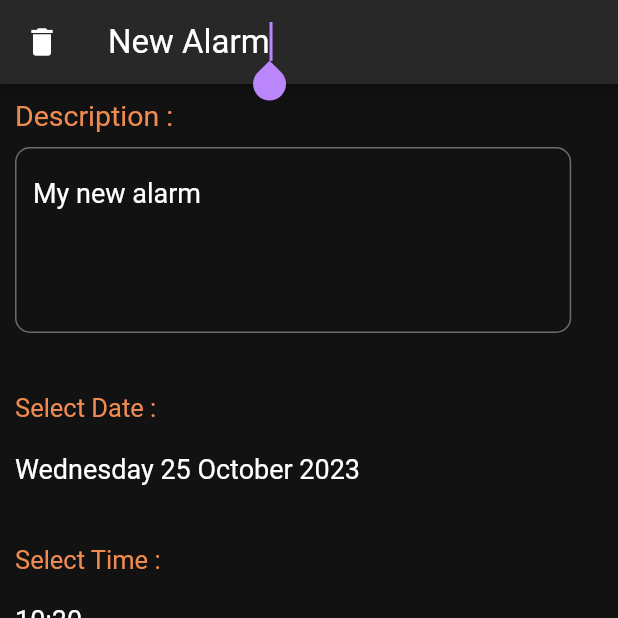
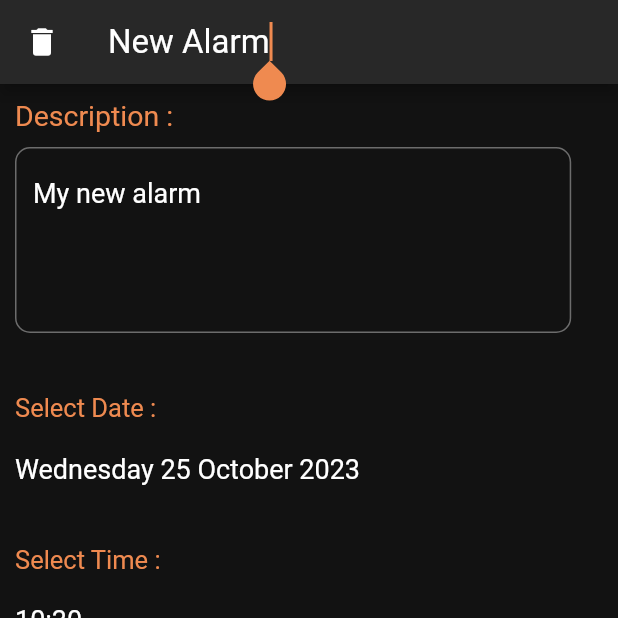
Before and after one commit to ThomasFabrePro/alarm_app, a Flutter app: the screen it shows after launch, after a tap on the "add alarm" icon, on a phone screen of 412 x 824 dp, the top half of it. Run offline on Flutter 3.47's test engine with Material 2 defaults, Android fonts, the phone set to English and light mode, and no system bars; drawn by our look-alikes of numberpicker; our stand-ins replace flutter_datetime_picker_plus, flutter_local_notifications, logger, sqflite, timezone; missing offline and left inert: time_picker_sheet; accounts and stored records are empty.

Commit message:
update front

```diff
--- a/lib/config.dart
+++ b/lib/config.dart
@@ -4,14 +4,15 @@ import 'package:flutter/material.dart'
 class Config {
   static const double textFontSize = 18;
   static const double titleFontSize = 22;
-  static const Color orange = Color.fromARGB(255, 239, 138, 80);
+  static const Color primaryColor = Color.fromARGB(255, 239, 138, 80);
   static const Color red = Color.fromARGB(255, 239, 83, 80);
   static const Color white = Colors.white;
-  static const Color successfullSnackBar = Colors.green;
+  static const Color successfullSnackBar = primaryColor;
   static const Color errorSnackBar = Colors.red;
   static ThemeData theme = ThemeData.from(
     colorScheme: ColorScheme.dark(
       background: Colors.grey[900]!,
+      primary: primaryColor,
     ),
   );
 }
--- a/lib/src/alarm_feature/alarm_item_details_view.dart
+++ b/lib/src/alarm_feature/alarm_item_details_view.dart
@@ -126,7 +126,7 @@ class _AddAlarmItemViewState extends State<AlarmItemDetailsView> {
                   child: Text("Description :",
                       style: TextStyle(
                         fontSize: Config.textFontSize + 1,
-                        color: Config.orange,
+                        color: Config.primaryColor,
                         overflow: TextOverflow.ellipsis,
                       )),
                 ),
@@ -167,7 +167,8 @@ class _AddAlarmItemViewState extends State<AlarmItemDetailsView> {
                 const Text(
                   'Select Recurrency In Days :',
                   style: TextStyle(
-                      color: Config.orange, fontSize: Config.textFontSize),
+                      color: Config.primaryColor,
+                      fontSize: Config.textFontSize),
                 ),
                 SizedBox(
                   height: voidBoxHeight,
@@ -178,12 +179,13 @@ class _AddAlarmItemViewState extends State<AlarmItemDetailsView> {
                     minValue: 0,
                     maxValue: 10,
                     textStyle: const TextStyle(
-                        color: Config.orange, fontSize: Config.textFontSize),
+                        color: Config.primaryColor,
+                        fontSize: Config.textFontSize),
                     selectedTextStyle: const TextStyle(
                         color: Config.white, fontSize: Config.titleFontSize),
                     decoration: BoxDecoration(
                       borderRadius: BorderRadius.circular(16),
-                      border: Border.all(color: Config.orange),
+                      border: Border.all(color: Config.primaryColor),
                     ),
                     axis: Axis.horizontal,
                     onChanged: (value) async {
@@ -234,7 +236,7 @@ class _DatePickerTxtState extends State<DatePickerTxt> {
             minTime: now,
             maxTime: now.add(const Duration(days: 365 * 5)),
             theme: picker.DatePickerTheme(
-                headerColor: Config.orange,
+                headerColor: Config.primaryColor,
                 backgroundColor: Colors.grey[800]!,
                 itemStyle: const TextStyle(
                     color: Config.white,
@@ -251,7 +253,7 @@ class _DatePickerTxtState extends State<DatePickerTxt> {
         text: TextSpan(
           text: 'Select Date :\n\n',
           style: const TextStyle(
-              color: Config.orange, fontSize: Config.textFontSize - 1),
+              color: Config.primaryColor, fontSize: Config.textFontSize - 1),
           children: <TextSpan>[
             TextSpan(
                 text: DateHelper.getFormattedDate(DateTime.parse(alarm.day)),
@@ -277,8 +279,8 @@ class ScheduleButton extends StatelessWidget {
   Widget build(BuildContext context) {
     return ElevatedButton(
         style: ButtonStyle(
-            backgroundColor:
-                MaterialStateProperty.all(isOld ? Config.red : Config.orange),
+            backgroundColor: MaterialStateProperty.all(
+                isOld ? Config.red : Config.primaryColor),
             minimumSize: MaterialStateProperty.all(const Size(100, 50))),
         onPressed: () async {
           await onPressed();
@@ -312,7 +314,23 @@ class _TimePickerTxtState extends State<TimePickerTxt> {
               hourTitle: 'Hour',
               minuteTitle: 'Minute',
               saveButtonText: 'Save',
-          ),
+              saveButtonColor: Config.primaryColor,
+              sheetCloseIconColor: Config.primaryColor,
+              sheetTitleStyle:
+                  const TextStyle(fontWeight: FontWeight.bold, fontSize: 16),
+              hourTitleStyle: const TextStyle(
+                  fontWeight: FontWeight.bold,
+                  color: Config.primaryColor,
+                  fontSize: 16),
+              minuteTitleStyle: const TextStyle(
+                  fontWeight: FontWeight.bold,
+                  color: Config.primaryColor,
+                  fontSize: 16),
+              wheelNumberItemStyle: const TextStyle(fontSize: 14),
+              wheelNumberSelectedStyle: const TextStyle(
+                  fontWeight: FontWeight.bold,
+                  color: Config.primaryColor,
+                  fontSize: 16)),
         );
         widget.onChanged(result ?? alarm.hourMinute);
       },
@@ -322,7 +340,7 @@ class _TimePickerTxtState extends State<TimePickerTxt> {
         text: TextSpan(
           text: 'Select Time :\n\n',
           style: const TextStyle(
-              color: Config.orange, fontSize: Config.textFontSize - 1),
+              color: Config.primaryColor, fontSize: Config.textFontSize - 1),
           children: <TextSpan>[
             TextSpan(
                 text: alarm.hourMinute,
--- a/lib/src/alarm_feature/alarm_item_list_view.dart
+++ b/lib/src/alarm_feature/alarm_item_list_view.dart
@@ -1,5 +1,6 @@
 import 'dart:math' show Random;
 
+import 'package:alarm_app/config.dart';
 import 'package:alarm_app/services/database_helper.dart';
 import 'package:alarm_app/src/alarm_feature/alarm_item_details_view.dart';
 import 'package:alarm_app/widgets/alarm_card.dart';
@@ -11,7 +12,6 @@ import '../../models/alarm_item.dart';
 class AlarmItemListView extends StatefulWidget {
   const AlarmItemListView({
     super.key,
-    // this.items,
   });
 
   static const routeName = '/';
@@ -40,19 +40,19 @@ class _AlarmItemListViewState extends State<AlarmItemListView> {
   @override
   Widget build(BuildContext context) {
     return Scaffold(
+      floatingActionButton: FloatingActionButton(
+        backgroundColor: Config.primaryColor,
+        foregroundColor: Config.white,
+        onPressed: () async {
+          await createNewAlarm().then((value) =>
+              Navigator.push(context, MaterialPageRoute(builder: (context) {
+                return const AlarmItemDetailsView();
+              })).then((_) => setState(() {})));
+        },
+        child: const Icon(Icons.add_alarm),
+      ),
       appBar: AppBar(
         title: const Text('My alarms'),
-        actions: [
-          IconButton(
-            icon: const Icon(Icons.add_alarm),
-            onPressed: () async {
-              await createNewAlarm().then((value) =>
-                  Navigator.push(context, MaterialPageRoute(builder: (context) {
-                    return const AlarmItemDetailsView();
-                  })).then((_) => setState(() {})));
-            },
-          ),
-        ],
       ),
       body: FutureBuilder(
         future: fetchAlarms(),
--- a/lib/widgets/alarm_card.dart
+++ b/lib/widgets/alarm_card.dart
@@ -26,7 +26,7 @@ class _AlarmCardState extends State<AlarmCard> {
               style: const TextStyle(
                 fontSize: Config.textFontSize,
                 decoration: TextDecoration.underline,
-                color: Config.orange,
+                color: Config.primaryColor,
                 overflow: TextOverflow.ellipsis,
               ),
             ),
@@ -69,7 +69,7 @@ class _AlarmCardState extends State<AlarmCard> {
                       style: const TextStyle(
                           fontSize: Config.titleFontSize,
                           fontFamily: 'FireSansCondensed',
-                          color: Config.orange,
+                          color: Config.primaryColor,
                           overflow: TextOverflow.ellipsis)),
                   RichText(
                     overflow: TextOverflow.ellipsis,
@@ -87,7 +87,7 @@ class _AlarmCardState extends State<AlarmCard> {
                           text: widget.alarmItem.isOver ? " (over)" : "",
                           style: const TextStyle(
                             fontSize: Config.textFontSize,
-                            color: Config.orange,
+                            color: Config.primaryColor,
                             overflow: TextOverflow.ellipsis,
                           ),
                         ),
--- a/lib/widgets/custom_text_field.dart
+++ b/lib/widgets/custom_text_field.dart
@@ -30,7 +30,7 @@ class _CustomTextFieldState extends State<CustomTextField> {
           child: TextFormField(
             initialValue: widget.initialValue,
             maxLines: 4,
-            cursorColor: Config.orange,
+            cursorColor: Config.primaryColor,
             style: const TextStyle(
               fontSize: Config.textFontSize,
             ),
@@ -38,7 +38,7 @@ class _CustomTextFieldState extends State<CustomTextField> {
               fillColor: Config.white,
               // border: InputBorder.none,
               focusedBorder: OutlineInputBorder(
-                borderSide: const BorderSide(color: Config.orange),
+                borderSide: const BorderSide(color: Config.primaryColor),
                 borderRadius: BorderRadius.circular(10),
               ),
               border: OutlineInputBorder(
```
Lines whose indentation alone changed are shown as unchanged.
